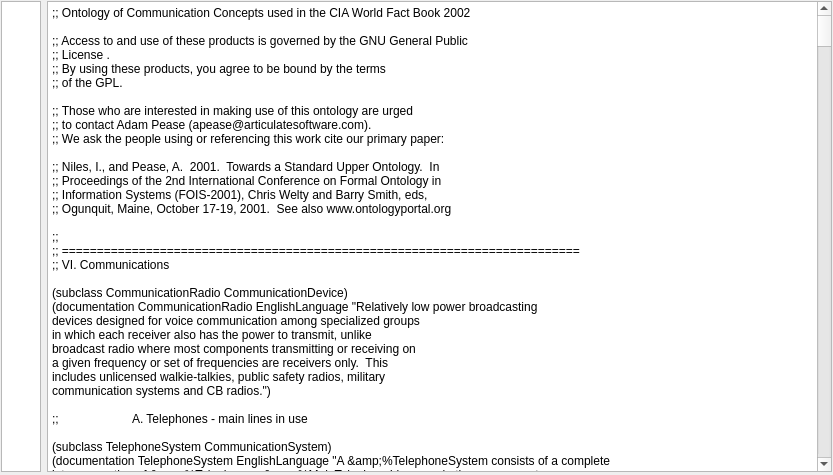
Above: src/ui/Designer/TextEditor.ui from pySUMO/pysumo before the change. Below: the same form after it.
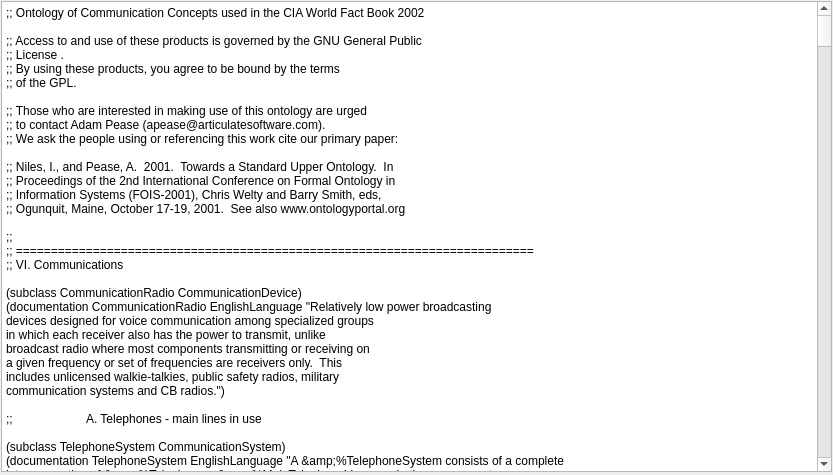
That is the form after the change.

```diff
--- a/src/ui/Designer/TextEditor.ui
+++ b/src/ui/Designer/TextEditor.ui
@@ -13,7 +13,7 @@
   <property name="windowTitle">
    <string>Form</string>
   </property>
-  <widget class="QWidget" name="">
+  <widget class="QWidget" name="layoutWidget">
    <property name="geometry">
     <rect>
      <x>1</x>
@@ -23,25 +23,6 @@
     </rect>
    </property>
    <layout class="QHBoxLayout" name="horizontalLayout">
-    <item>
-     <widget class="QPlainTextEdit" name="plainTextEdit_2">
-      <property name="maximumSize">
-       <size>
-        <width>40</width>
-        <height>16777215</height>
-       </size>
-      </property>
-      <property name="verticalScrollBarPolicy">
-       <enum>Qt::ScrollBarAlwaysOff</enum>
-      </property>
-      <property name="horizontalScrollBarPolicy">
-       <enum>Qt::ScrollBarAlwaysOff</enum>
-      </property>
-      <property name="readOnly">
-       <bool>true</bool>
-      </property>
-     </widget>
-    </item>
     <item>
      <widget class="QPlainTextEdit" name="plainTextEdit">
       <property name="minimumSize">
```
